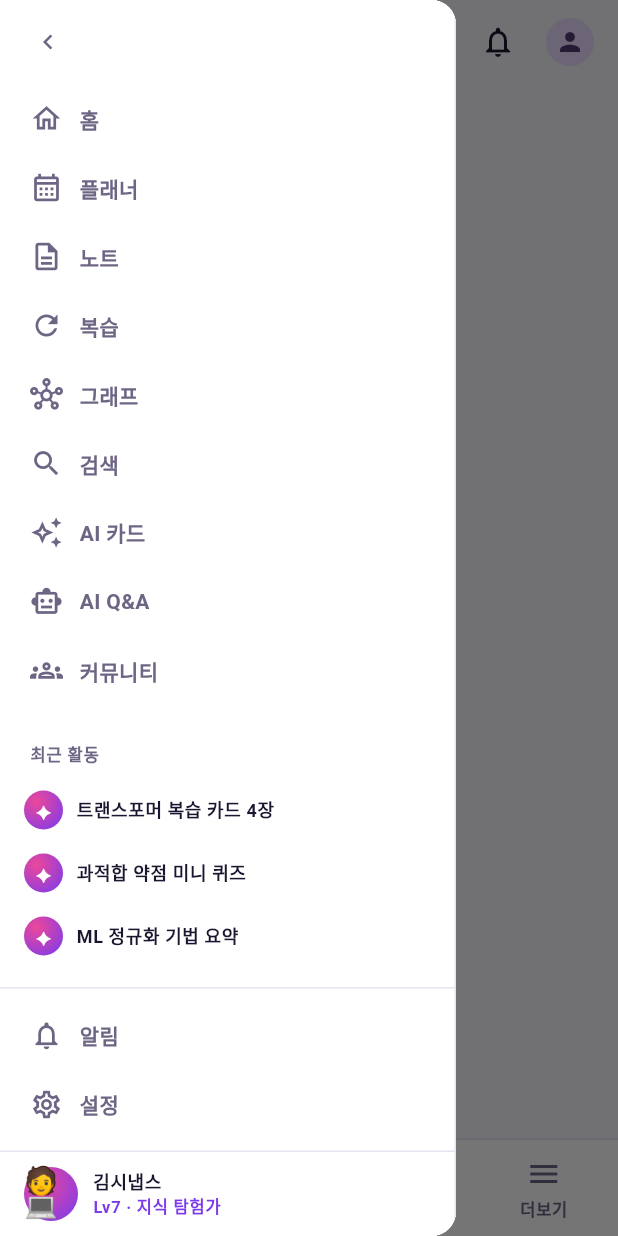
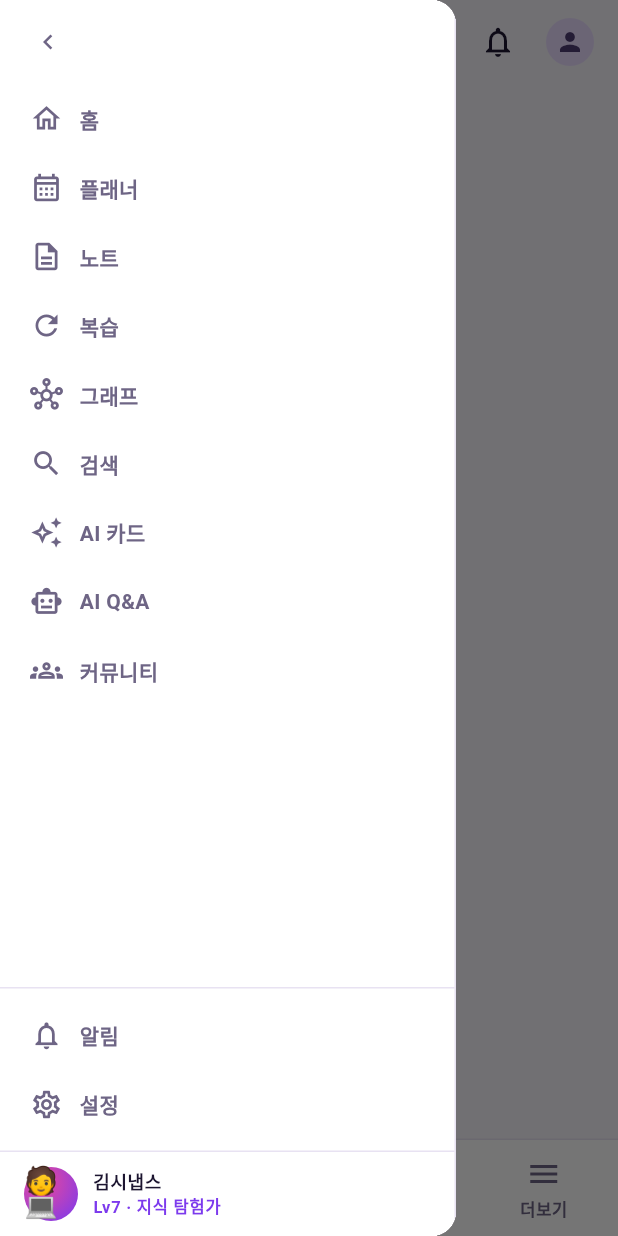
Before and after one commit to team-project-final/synapse-frontend, a Flutter app: the AppShell screen opened directly with empty values, with the side drawer open, on a phone screen of 412 x 824 dp. Run offline on Flutter 3.47's test engine with Material 3 defaults, Android fonts, the phone set to English and light mode, and no system bars; our stand-ins replace dio, flutter_markdown, flutter_riverpod, flutter_secure_storage, go_router, hive_flutter and 1 more; missing offline and left inert: dart:html; accounts and stored records are empty; network calls fail; Roboto replaces fonts that are missing (Pretendard).

Commit message:
refactor(nav): 사이드바 '최근 활동' mock 섹션 제거
- 좌측 사이드바의 더미 '최근 활동' 목록과 관련 위젯/헬퍼 제거

Co-Authored-By: Claude Fable 5 <noreply@anthropic.com>

```diff
--- a/lib/shared/widgets/side_nav.dart
+++ b/lib/shared/widgets/side_nav.dart
@@ -20,7 +20,7 @@ class SideNavItem {
 
 /// "AI Tutor" 컨셉 사이드바.
 ///
-/// 접기/펼치기 토글 → 네비 → 최근 활동(mock) → 프로필 풋터.
+/// 접기/펼치기 토글 → 네비 → 프로필 풋터.
 /// (브랜드 ✦ orb + Synapse는 상단 앱바로 이동) 활성 항목은 보라 12% 배경 강조.
 class SideNav extends ConsumerWidget {
   const SideNav({
@@ -76,13 +76,6 @@ class SideNav extends ConsumerWidget {
     SideNavItem(icon: Icons.settings_outlined, label: '설정', route: '/settings'),
   ];
 
-  // 최근 대화 — mock 데이터 (기능 없음, 디자인 시연용)
-  static const _recentChats = [
-    '트랜스포머 복습 카드 4장',
-    '과적합 약점 미니 퀴즈',
-    'ML 정규화 기법 요약',
-  ];
-
   bool _isActive(String itemRoute) {
     if (itemRoute == '/') return currentRoute == '/';
     return currentRoute.startsWith(itemRoute);
@@ -110,11 +103,6 @@ class SideNav extends ConsumerWidget {
               padding: const EdgeInsets.symmetric(horizontal: AppSpacing.sm),
               children: [
                 for (final item in _topItems) _buildItem(context, item),
-                if (isExpanded) ...[
-                  const _SideSection(label: '최근 활동'),
-                  for (final chat in _recentChats)
-                    _buildRecentChat(context, chat),
-                ],
               ],
             ),
           ),
@@ -245,41 +233,6 @@ class SideNav extends ConsumerWidget {
     );
   }
 
-  Widget _buildRecentChat(BuildContext context, String title) {
-    return Material(
-      color: Colors.transparent,
-      borderRadius: BorderRadius.circular(AppSpacing.sm + 3),
-      child: InkWell(
-        borderRadius: BorderRadius.circular(AppSpacing.sm + 3),
-        // 최근 대화는 아직 라우트가 없으므로 검색으로 보낸다(데모용).
-        onTap: () => onItemTap('/search'),
-        child: Padding(
-          padding: const EdgeInsets.symmetric(
-            horizontal: AppSpacing.sm,
-            vertical: AppSpacing.sm,
-          ),
-          child: Row(
-            children: [
-              const SynapseOrb(size: 26, glyphScale: 0.46),
-              const SizedBox(width: AppSpacing.sm + 1),
-              Expanded(
-                child: Text(
-                  title,
-                  maxLines: 1,
-                  overflow: TextOverflow.ellipsis,
-                  style: Theme.of(context).textTheme.bodySmall?.copyWith(
-                    color: AppColors.text,
-                    fontWeight: FontWeight.w700,
-                  ),
-                ),
-              ),
-            ],
-          ),
-        ),
-      ),
-    );
-  }
-
   Widget _buildProfile(BuildContext context) {
     return InkWell(
       // 하단 프로필(이름·Lv)은 게이미피케이션 프로필(XP/배지/리더보드)로.
@@ -330,29 +283,3 @@ class SideNav extends ConsumerWidget {
     );
   }
 }
-
-class _SideSection extends StatelessWidget {
-  const _SideSection({required this.label});
-
-  final String label;
-
-  @override
-  Widget build(BuildContext context) {
-    return Padding(
-      padding: const EdgeInsets.fromLTRB(
-        AppSpacing.sm + 4,
-        AppSpacing.lg,
-        AppSpacing.sm,
-        AppSpacing.sm,
-      ),
-      child: Text(
-        label,
-        style: Theme.of(context).textTheme.labelSmall?.copyWith(
-          color: AppColors.muted,
-          fontWeight: FontWeight.w800,
-          letterSpacing: 0.6,
-        ),
-      ),
-    );
-  }
-}
```
